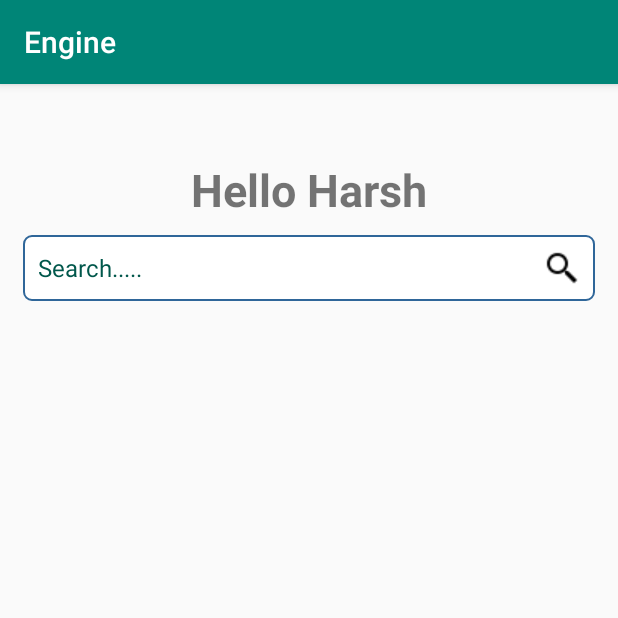
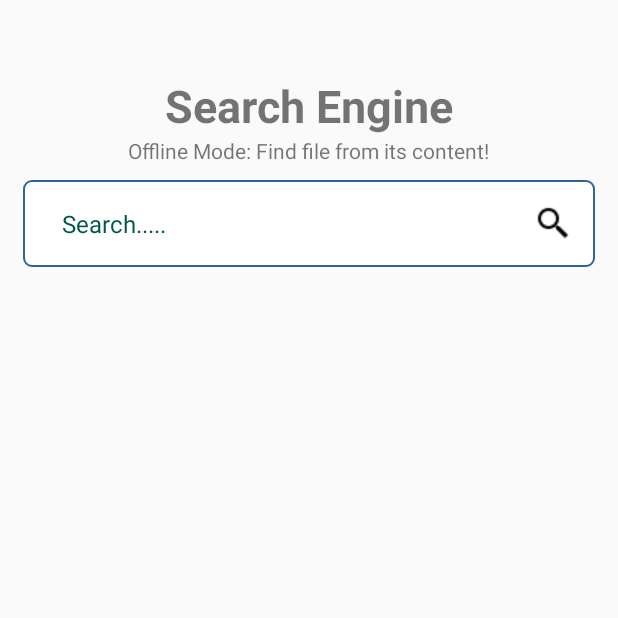
Before and after one commit to harshsaver/findfilebycontent, an Android app: the screen it shows after launch (SearchAct), on a phone screen of 412 x 824 dp, the top half of it. Run offline under Robolectric (Android 15) with nearby library versions, the phone set to English and light mode, and no system bars; 1 statement that could not run was skipped.

Commit message:
n = 1, commit(n), n++

```diff
--- a/app/src/main/java/project/oop/engine/MainActivity.java
+++ b/app/src/main/java/project/oop/engine/MainActivity.java
@@ -13,6 +13,7 @@ public class MainActivity extends AppCompatActivity {
         super.onCreate(savedInstanceState);
         setContentView(R.layout.activity_main);
         startActivity(new Intent(MainActivity.this, NavAct.class));
+        finish();
     }
 
 }
--- a/app/src/main/java/project/oop/engine/NavAct.java
+++ b/app/src/main/java/project/oop/engine/NavAct.java
@@ -13,6 +13,7 @@ public class NavAct extends AppCompatActivity {
         super.onCreate(savedInstanceState);
         setContentView(R.layout.activity_nav);
         startActivity(new Intent(NavAct.this, SearchAct.class));
+        finish();
     }
 
 }
--- a/app/src/main/java/project/oop/engine/SearchAct.java
+++ b/app/src/main/java/project/oop/engine/SearchAct.java
@@ -1,26 +1,48 @@
 package project.oop.engine;
 
 import androidx.appcompat.app.AppCompatActivity;
+import androidx.core.app.ActivityCompat;
+import androidx.core.content.ContextCompat;
 
+import android.Manifest;
 import android.content.Context;
+import android.content.Intent;
+import android.content.pm.PackageManager;
 import android.os.Bundle;
 import android.os.Environment;
+import android.util.Log;
+import android.view.View;
+import android.widget.Button;
+import android.widget.EditText;
+import android.widget.ImageButton;
+import android.widget.ScrollView;
 import android.widget.TextView;
 import android.widget.Toast;
 
 import java.io.BufferedReader;
 import java.io.File;
+import java.io.FileInputStream;
 import java.io.FileNotFoundException;
 import java.io.FileOutputStream;
+import java.io.FileReader;
 import java.io.IOException;
 import java.io.InputStream;
 import java.io.InputStreamReader;
+import java.util.ArrayList;
+import java.util.List;
 
 public class SearchAct extends AppCompatActivity {
+    private static final int MY_PERMISSIONS_REQUEST_READ_CONTACTS = 1;
     // The InputStream opens the resourceId and sends it to the buffer
-    static String f;//=new File(Environment.getDataDirectory()+ "/niles/nalla.txt").toString(); //= Environment.getDataDirectory().toString();
+    //=new File(Environment.getDataDirectory()+ "/niles/nalla.txt").toString(); //= Environment.getDataDirectory().toString();
     static String path;
+    String query;
     Context mContext = SearchAct.this;
+    ImageButton btn_search;
+    TextView tv,ftext,ftitle;
+    EditText sbar;
+    ScrollView sv1;
+    int x = 0;
     // Used to load the 'native-lib' library on application startup.
     static {
         System.loadLibrary("native-lib");
@@ -30,60 +52,127 @@ public class SearchAct extends AppCompatActivity {
         super.onCreate(savedInstanceState);
         setContentView(R.layout.activity_search);
         //f = this.getResources().openRawResource(R.raw.your_file).toString();
-        f = Environment.getDataDirectory().toString() + "/Download/ex.txt";//"/storage/emulated/0/Download/ex.txt";
+        //f = Environment.getDataDirectory().toString() + "/Download/ex.txt";//"/storage/emulated/0/Download/ex.txt";
         // Example of a call to a native method
-        TextView tv = findViewById(R.id.sample_text);
-        //tv.setText(stringFromJNI());
+        tv = findViewById(R.id.result);
+        btn_search = findViewById(R.id.searchbtn);
+        sbar = findViewById(R.id.sbar);
+        ftext = findViewById(R.id.filetext);
+        sv1 = findViewById(R.id.sv1);
+        ftitle = findViewById(R.id.filetitle);
+        //tv.setText("Hello from C++");
         String bb = " ";
+        btn_search.setOnClickListener(new View.OnClickListener() {
+            @Override
+            public void onClick(View view) {
+                query = sbar.getText().toString();
+                String check = stringFromJNI(query);
+                if(check.equals("pass")){
+                    x = 0;
+                    tv.setText("Searching...");
+                    searchfunc();
+                }else{
+                    tv.setText("");
+                    Toast.makeText(SearchAct.this,"Enter a valid query!",Toast.LENGTH_LONG).show();
+                }
 
-        writeFileToPrivateStorage(R.raw.your_file,"your_output_file.txt");
-        path = getResources().toString();//mContext.getApplicationContext().getFilesDir().toString();
-        tv.setText("Hello Harsh");
+            }
+        });
+        //writeFileToPrivateStorage(R.raw.your_file,"your_output_file.txt");
+        path = Environment.getExternalStoragePublicDirectory(Environment.DIRECTORY_DOWNLOADS).getAbsolutePath();//  + "/ello.txt";//getResources().toString();//mContext.getApplicationContext().getFilesDir().toString();
+
+
         //bb = setconfiguration(path);
-        bb = ndkopenfile(path);
+        //bb = ndkopenfile(path);
 
-        if(!bb.equals("")&&!bb.equals(" ")){
+      /**  if(!bb.equals("")&&!bb.equals(" ")){
             tv.setText(bb);
         }else{
             Toast.makeText(this,bb,Toast.LENGTH_LONG).show();
-        }
+        }**/
 
+    }
+    @Override
+    public void onBackPressed(){
+       startActivity(new Intent(SearchAct.this,NavAct.class));
+       finish();
     }
     /**
      * A native method that is implemented by the 'native-lib' native library,
      * which is packaged with this application.
      */
-    //public native String stringFromJNI();
+    public native String stringFromJNI(String qu);
 
-    public native String ndkopenfile(String j);
+    private List<File> getListFiles(File parentDir) {
+        Toast.makeText(this,parentDir.toString(),Toast.LENGTH_LONG).show();
+        ArrayList<File> inFiles = new ArrayList<File>();
+        if (ContextCompat.checkSelfPermission(SearchAct.this, Manifest.permission.READ_EXTERNAL_STORAGE)
+                != PackageManager.PERMISSION_GRANTED) {
+            // Permission is not granted
+            ActivityCompat.requestPermissions(SearchAct.this,
+                    new String[]{Manifest.permission.READ_EXTERNAL_STORAGE},
+                    MY_PERMISSIONS_REQUEST_READ_CONTACTS);
 
-    public static native String setconfiguration(String mpath);
+        }else{
+            File[] files = parentDir.listFiles();
+            for (File file : files) {
 
-    public void writeFileToPrivateStorage(int fromFile, String toFile)
-    {
+             if(file.getName().endsWith(".txt")||file.getName().endsWith(".cpp")){
+             inFiles.add(file);
+             }
 
-        InputStream is =   mContext.getResources().openRawResource(fromFile);
-        int bytes_read;
-        byte[] buffer = new byte[4096];
-        try
-        {
-            FileOutputStream fos = mContext.openFileOutput(toFile, Context.MODE_PRIVATE);
+             }
+        }
 
-            while ((bytes_read = is.read(buffer)) != -1)
-                fos.write(buffer, 0, bytes_read); // write
+        return inFiles;
+    }
+    public void searchfunc(){
 
-            fos.close();
-            is.close();
+        //int fno = 1;
+        String p2 = "/storage/emulated/0/Download";
+        List<File> filesf = getListFiles(new File(p2));
+        for(int fno = 0;fno<filesf.size();fno++) {
+            if(x==0){
+                acsearch(fno,filesf);
+            }
 
         }
-        catch (FileNotFoundException e)
-        {
-            e.printStackTrace();
-        }
-        catch (IOException e)
-        {
-            e.printStackTrace();
+    }
+    public void acsearch(int k,List<File> filesk){
+
+
+        try {
+            BufferedReader reader2 = new BufferedReader(new FileReader(filesk.get(k)));
+            String line,totalt="";
+            Toast.makeText(SearchAct.this,query,Toast.LENGTH_LONG).show();
+            int stat = 0,mile=1;
+            while ((line = reader2.readLine()) != null) {
+                totalt = totalt + "\n" + mile + "\t\t\t" + line;
+                if(stat==0){
+                if (line.toLowerCase().equals(query.toLowerCase()) || line.toLowerCase().contains(query.toLowerCase())) {
+                    tv.setText("Query: " + query + "\n\nFound in: "+filesk.get(k).toString()+"\n\nLine number: "+mile);
+                    sbar.setText("");
+                    x = 1;
+                    stat = 1;
+
+                }else{
+
+                    tv.setText("Not found");
+
+                }
+                    }
+                mile++;
+            }
+            sv1.setVisibility(View.VISIBLE);
+            ftitle.setVisibility(View.VISIBLE);
+            ftext.setVisibility(View.VISIBLE);
+            ftitle.setText(filesk.get(k).toString().substring(29));
+            ftext.setText(totalt);
+            reader2.close();
+        } catch (FileNotFoundException e) {
+            Toast.makeText(this, e.toString(), Toast.LENGTH_LONG).show();
+        } catch (IOException l) {
+            Toast.makeText(this, l.toString(), Toast.LENGTH_LONG).show();
         }
     }
-
 }
--- /dev/null
+++ b/app/src/main/res/drawable/filetextborder.xml
@@ -0,0 +1,9 @@
+<?xml version="1.0" encoding="utf-8"?>
+<shape xmlns:android="http://schemas.android.com/apk/res/android"
+    android:shape="rectangle">
+    <solid android:color="@color/bluegrey" />
+    <!--<stroke
+        android:width="1dp"
+        android:color="#000000" />-->
+    <corners android:radius="6dp" />
+</shape>
--- a/app/src/main/res/layout/activity_search.xml
+++ b/app/src/main/res/layout/activity_search.xml
@@ -6,7 +6,7 @@
     android:layout_height="match_parent"
     tools:context=".SearchAct">
     <TextView
-        android:id="@+id/sample_text"
+        android:id="@+id/title"
         android:layout_width="wrap_content"
         android:layout_height="wrap_content"
         android:text="Search Engine"
@@ -15,29 +15,100 @@
         android:textSize="30sp"
         android:textStyle="bold"
         android:layout_marginTop="50dp"/>
-
+    <TextView
+        android:layout_width="wrap_content"
+        android:layout_height="wrap_content"
+        android:layout_below="@+id/title"
+        android:id="@+id/mode"
+        android:text="Offline Mode: Find file from its content!"
+        android:layout_centerHorizontal="true"/>
+<RelativeLayout
+    android:id="@+id/searchrel"
+    android:layout_width="fill_parent"
+    android:layout_height="wrap_content"
+    android:layout_marginTop="10dp"
+    android:background="@drawable/textinputborder"
+    android:paddingBottom="8dp"
+    android:paddingLeft="16dp"
+    android:paddingRight="16dp"
+    android:paddingTop="8dp"
+    android:layout_below="@+id/mode"
+    android:layout_alignParentStart="true"
+    android:layout_marginStart="15dp"
+    android:layout_marginEnd="15dp">
     <EditText
-        android:id="@+id/editTextEmail"
+        android:id="@+id/sbar"
         android:singleLine="true"
-        android:layout_width="fill_parent"
+        android:layout_width="match_parent"
         android:layout_height="wrap_content"
-        android:layout_marginTop="10dp"
+        android:layout_toLeftOf="@+id/searchbtn"
         android:textColor="@color/colorPrimaryDark"
         android:textColorHint="@color/colorPrimaryDark"
-        android:background="@drawable/textinputborder"
-        android:paddingBottom="8dp"
-        android:paddingLeft="16dp"
-        android:paddingRight="16dp"
-        android:paddingTop="8dp"
-        android:drawableEnd="@drawable/search"
-        android:drawablePadding="8dp"
         android:gravity="center_vertical"
         android:hint="Search....."
-        android:inputType="textEmailAddress"
+        android:inputType="text"
+        android:layout_alignParentStart="true"
+        android:textSize="16sp"
         android:padding="10dp"
-        android:textSize="16sp"
-        android:layout_below="@+id/sample_text"
-        android:layout_alignParentStart="true"
-        android:layout_marginStart="15dp"
-        android:layout_marginEnd="15dp"/>
+        android:background="@android:color/transparent"/>
+    <ImageButton
+        android:id="@+id/searchbtn"
+        android:layout_width="wrap_content"
+        android:layout_height="wrap_content"
+        android:src="@drawable/search"
+        android:layout_alignParentEnd="true"
+        android:background="@android:color/transparent"
+        android:layout_centerVertical="true"/>
 </RelativeLayout>
+<LinearLayout
+    android:id="@+id/resultlin"
+    android:layout_width="match_parent"
+    android:layout_height="wrap_content"
+    android:orientation="horizontal"
+    android:layout_below="@+id/searchrel">
+    <TextView
+        android:layout_width="match_parent"
+        android:layout_height="wrap_content"
+        android:id="@+id/result"
+        android:layout_marginStart="20dp"
+        android:layout_marginTop="15dp"
+        android:textStyle="italic"
+        android:textSize="17sp"
+        android:layout_marginEnd="20dp"
+        android:padding="15dp"/>
+</LinearLayout>
+<ScrollView
+    android:id="@+id/sv1"
+    android:layout_width="match_parent"
+    android:layout_height="match_parent"
+    android:layout_below="@+id/resultlin"
+    android:layout_margin="25dp"
+    android:visibility="gone"
+    android:background="@drawable/filetextborder">
+    <LinearLayout
+        android:layout_width="match_parent"
+        android:layout_height="wrap_content"
+        android:orientation="vertical">
+        <TextView
+            android:id="@+id/filetitle"
+            android:layout_width="match_parent"
+            android:layout_height="wrap_content"
+            android:textSize="22sp"
+            android:textStyle="bold"
+            android:textColor="#000000"
+            android:background="#eeeeee"
+            android:visibility="gone"
+            android:padding="5dp"/>
+        <TextView
+            android:id="@+id/filetext"
+            android:layout_width="match_parent"
+            android:layout_height="wrap_content"
+            android:textSize="14sp"
+            android:textStyle="italic"
+            android:visibility="gone"
+            android:padding="10dp"/>
+    </LinearLayout>
+
+</ScrollView>
+
+</RelativeLayout>
--- a/app/src/main/res/values/colors.xml
+++ b/app/src/main/res/values/colors.xml
@@ -4,4 +4,5 @@
     <color name="colorPrimaryDark">#00574B</color>
     <color name="colorAccent">#D81B60</color>
     <color name="white">#FFFFFF</color>
+    <color name="bluegrey">#e0e0e0</color>
 </resources>
--- a/app/src/main/res/values/styles.xml
+++ b/app/src/main/res/values/styles.xml
@@ -1,7 +1,7 @@
 <resources>
 
     <!-- Base application theme. -->
-    <style name="AppTheme" parent="Theme.AppCompat.Light.DarkActionBar">
+    <style name="AppTheme" parent="Theme.AppCompat.Light.NoActionBar">
         <!-- Customize your theme here. -->
         <item name="colorPrimary">@color/colorPrimary</item>
         <item name="colorPrimaryDark">@color/colorPrimaryDark</item>
```
Also changed, not shown: 1 other file.
